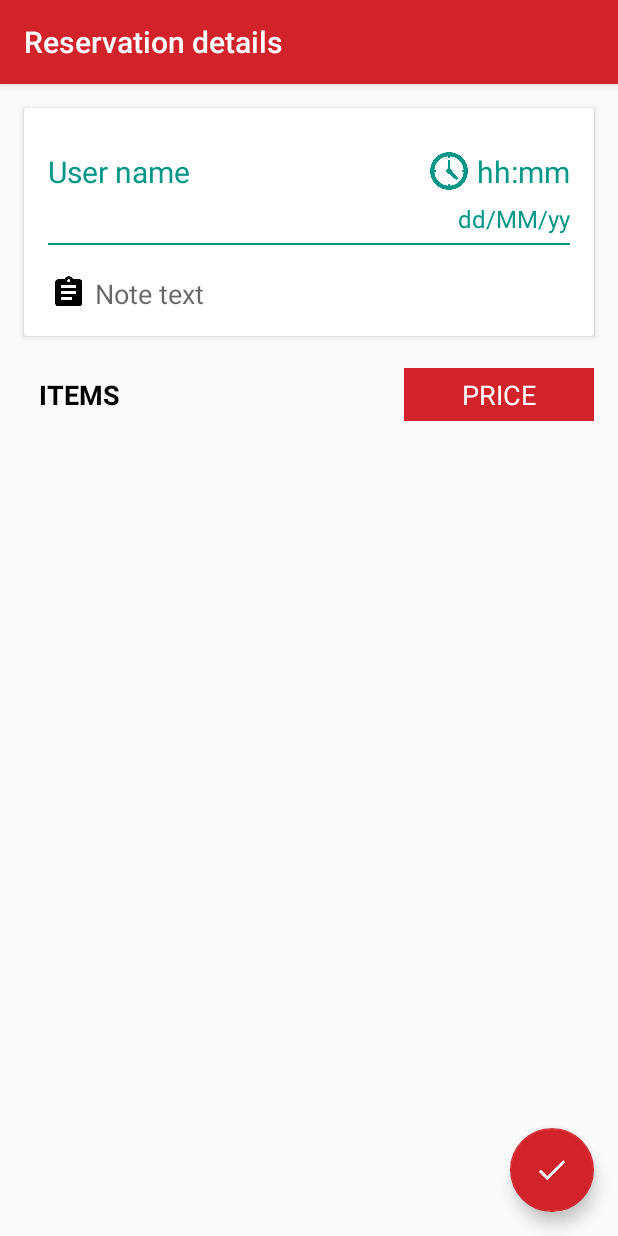
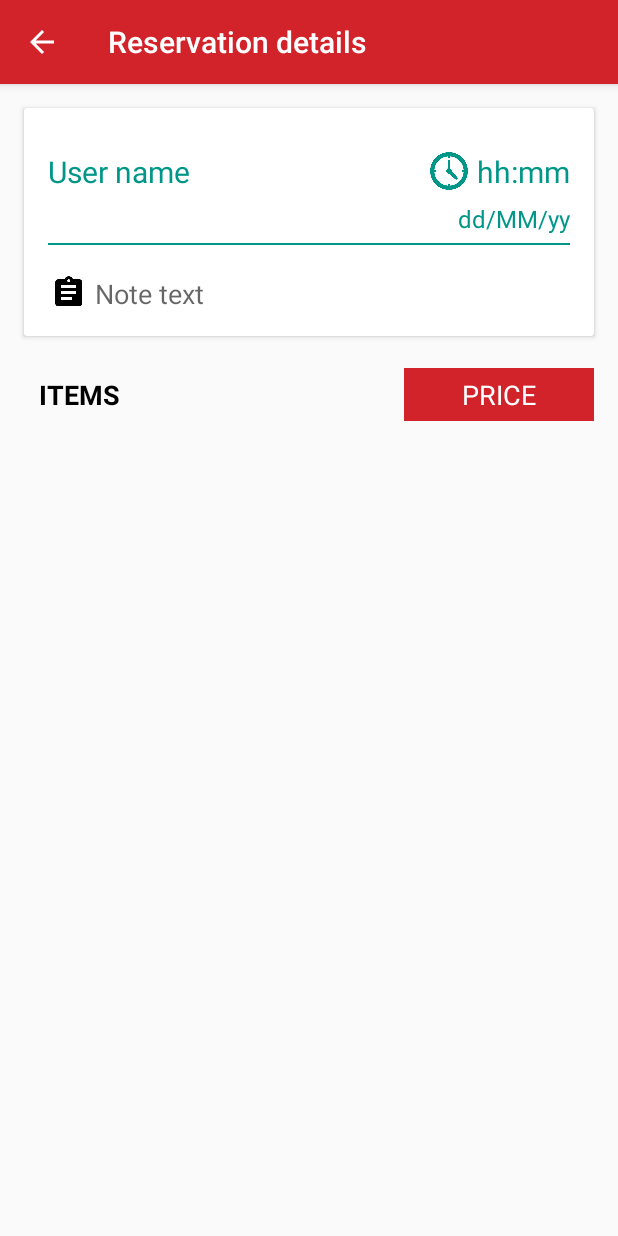
Before and after one commit to Ricoblack/Lab4, an Android app: the ViewBookingActivity screen opened directly, with no data from a screen before it, on a phone screen of 412 x 824 dp. Run offline under Robolectric (Android 15) with nearby library versions, the phone set to English and light mode, and no system bars; our stand-ins replace Firebase (no records; nobody signed in at launch, a user with empty details on screens opened directly); 10 statements that could not run were skipped.

Commit message:
- push michele

```diff
--- a/app/src/main/AndroidManifest.xml
+++ b/app/src/main/AndroidManifest.xml
@@ -139,7 +139,7 @@
             android:label="@string/title_activity_edit_dish"
             android:parentActivityName=".activities.DailyMenuActivity"
             android:theme="@style/AppTheme.NoActionBar"
-            android:windowSoftInputMode="adjustPan">
+            android:windowSoftInputMode="stateHidden" >
             <meta-data
                 android:name="android.support.PARENT_ACTIVITY"
                 android:value=".activities.DailyMenuActivity" />
--- a/app/src/main/java/it/polito/mad/insane/lab4/activities/MakeReservationActivity.java
+++ b/app/src/main/java/it/polito/mad/insane/lab4/activities/MakeReservationActivity.java
@@ -68,8 +68,6 @@ public class MakeReservationActivity extends AppCompatActivity {
     private static double totalPrice = 0;
     private static double totalDiscount;
     private static int totalDishesQty;
-
-    // TODO X FEDE: mettere la listview dei piatti fissa e la pagina scrollabile in modo che scrolli l'activity e non la listview (Michele)
 
     @Override
     protected void onCreate(Bundle savedInstanceState) {
--- a/app/src/main/java/it/polito/mad/insane/lab4/activities/MyReviewsRestaurantActivity.java
+++ b/app/src/main/java/it/polito/mad/insane/lab4/activities/MyReviewsRestaurantActivity.java
@@ -71,6 +71,7 @@ public class MyReviewsRestaurantActivity extends AppCompatActivity implements Na
         setContentView(R.layout.my_reviews_restaurant_activity);
         Toolbar toolbar = (Toolbar) findViewById(R.id.toolbar);
         setSupportActionBar(toolbar);
+        setTitle(R.string.action_myReviews_restaurant);
 
         // check login
         if(rid == null)
--- a/app/src/main/java/it/polito/mad/insane/lab4/activities/NotificationsActivity.java
+++ b/app/src/main/java/it/polito/mad/insane/lab4/activities/NotificationsActivity.java
@@ -22,8 +22,8 @@ public class NotificationsActivity extends AppCompatActivity {
 
         Toolbar toolbar = (Toolbar) findViewById(R.id.toolbar);
         setSupportActionBar(toolbar);
-
         getSupportActionBar().setDisplayHomeAsUpEnabled(true);
+        setTitle(R.string.notifications);
 
         ListView lv = (ListView) findViewById(R.id.notification_list_view);
         if (lv != null){
@@ -36,8 +36,7 @@ public class NotificationsActivity extends AppCompatActivity {
                 }
             }
             else {
-                NotifyArrayAdapter adapter = new NotifyArrayAdapter(NotificationsActivity.this, R.layout.notify_listview_item,
-                        manager.getDailyOffersSimple());
+                NotifyArrayAdapter adapter = new NotifyArrayAdapter(NotificationsActivity.this, R.layout.notify_listview_item, manager.getDailyOffersSimple());
                 lv.setAdapter(adapter);
             }
         }
--- a/app/src/main/java/it/polito/mad/insane/lab4/activities/ViewBookingActivity.java
+++ b/app/src/main/java/it/polito/mad/insane/lab4/activities/ViewBookingActivity.java
@@ -38,16 +38,18 @@ public class ViewBookingActivity extends AppCompatActivity {
         setContentView(R.layout.view_booking_activity);
         Toolbar toolbar = (Toolbar) findViewById(R.id.toolbar);
         setSupportActionBar(toolbar);
+        getSupportActionBar().setDisplayHomeAsUpEnabled(true);
 
-        FloatingActionButton fab = (FloatingActionButton) findViewById(R.id.fab);
-        if (fab != null) {
-            fab.setOnClickListener(new View.OnClickListener() {
-                @Override
-                public void onClick(View view) {
-                    // TODO - per Federico/Michele - implementare evasione(cancellazione) booking (Renato)
-                }
-            });
-        }
+//        FloatingActionButton fab = (FloatingActionButton) findViewById(R.id.fab);
+//        if (fab != null) {
+//            fab.setOnClickListener(new View.OnClickListener() {
+//                @Override
+//                public void onClick(View view) {
+//                    //T-ODO - per Federico/Michele - implementare evasione(cancellazione) booking (Renato)
+//                }
+//            });
+//        }
+
 
         setTitle(getString(R.string.reservation_details));
 
--- a/app/src/main/java/it/polito/mad/insane/lab4/managers/NotificationDailyOfferService.java
+++ b/app/src/main/java/it/polito/mad/insane/lab4/managers/NotificationDailyOfferService.java
@@ -214,7 +214,7 @@ public class NotificationDailyOfferService extends Service {
             //child added
             NotificationCompat.Builder mBuilder =
                     (NotificationCompat.Builder) new NotificationCompat.Builder(myContext)
-                            .setSmallIcon(R.mipmap.icona_mad)  //TODO inventare icona notifica (carlo)
+                            .setSmallIcon(R.mipmap.icona_mad)
                             .setContentTitle(getResources().getText(R.string.new_offer))
                             .setContentText(offer.getDescription())
                             .setAutoCancel(true);
--- a/app/src/main/java/it/polito/mad/insane/lab4/managers/TinyDB.java
+++ b/app/src/main/java/it/polito/mad/insane/lab4/managers/TinyDB.java
@@ -49,7 +49,6 @@ public class TinyDB {
                 bitmapFromPath = BitmapFactory.decodeFile(path);
 
             } catch (Exception e) {
-                // TODO: handle exception
                 e.printStackTrace();
             }
 
--- a/app/src/main/res/layout/add_review_activity.xml
+++ b/app/src/main/res/layout/add_review_activity.xml
@@ -261,6 +261,7 @@
                         android:drawableLeft="@drawable/ic_mode_edit_black_24dp"
                         android:drawableStart="@drawable/ic_mode_edit_black_24dp"
                         android:drawablePadding="5dp"
+                        android:inputType="text"
                         android:textSize="16sp"
                         android:hint="@string/add_review_title"
                         />
--- a/app/src/main/res/layout/booking_cardview.xml
+++ b/app/src/main/res/layout/booking_cardview.xml
@@ -30,7 +30,7 @@
                 android:layout_width="wrap_content"
                 android:layout_height="wrap_content"
                 android:text="@string/user_name"
-                android:textSize="12sp"
+                android:textSize="15sp"
                 android:typeface="sans"
                 android:textStyle="bold"
                 android:textColor="@color/colorAccent"/>
--- a/app/src/main/res/layout/login_activity.xml
+++ b/app/src/main/res/layout/login_activity.xml
@@ -132,7 +132,7 @@
                         android:layout_width="match_parent"
                         android:layout_height="wrap_content"
                         android:layout_marginTop="16dp"
-                        android:text="@string/action_sign_in"
+                        android:text="@string/action_sign_in_short"
                         android:textStyle="bold" />
 
                 </LinearLayout>
--- a/app/src/main/res/layout/view_booking_activity.xml
+++ b/app/src/main/res/layout/view_booking_activity.xml
@@ -183,16 +183,16 @@
 
     </LinearLayout>
 
-    <android.support.design.widget.FloatingActionButton
-        android:id="@+id/fab"
-        android:layout_width="wrap_content"
-        android:layout_height="wrap_content"
-        android:src="@drawable/ic_done_white_24dp"
-        app:layout_anchor="@id/main_layout_view_booking"
-        app:layout_anchorGravity="bottom|right"
-        app:backgroundTint="@color/colorPrimary"
-        android:layout_marginEnd="16dp"
-        android:layout_marginBottom="16dp"
-        android:layout_marginRight="16dp"/>
+    <!--<android.support.design.widget.FloatingActionButton-->
+        <!--android:id="@+id/fab"-->
+        <!--android:layout_width="wrap_content"-->
+        <!--android:layout_height="wrap_content"-->
+        <!--android:src="@drawable/ic_done_white_24dp"-->
+        <!--app:layout_anchor="@id/main_layout_view_booking"-->
+        <!--app:layout_anchorGravity="bottom|right"-->
+        <!--app:backgroundTint="@color/colorPrimary"-->
+        <!--android:layout_marginEnd="16dp"-->
+        <!--android:layout_marginBottom="16dp"-->
+        <!--android:layout_marginRight="16dp"/>-->
 
 </android.support.design.widget.CoordinatorLayout>
--- a/app/src/main/res/values/strings.xml
+++ b/app/src/main/res/values/strings.xml
@@ -297,4 +297,5 @@
     <string name="title_activity_notifications">NotificationsActivity</string>
     <string name="no_notifications_to_read">No notifications to read</string>
     <string name="general_info_offer">General info offer</string>
+    <string name="notifications">Notifications</string>
 </resources>
--- a/app/src/main/res/values/styles.xml
+++ b/app/src/main/res/values/styles.xml
@@ -6,6 +6,9 @@
         <item name="colorPrimary">@color/colorPrimary</item>
         <item name="colorPrimaryDark">@color/colorPrimaryDark</item>
         <item name="colorAccent">@color/colorAccent</item>
+        <!-- this makes sure the text selection bar is painted over not above the action bar -->
+        <item name="windowActionModeOverlay">true</item>
+        <item name="actionModeBackground">@color/colorPrimary</item>
     </style>
 
     <style name="AppTheme.NoActionBar">
```
Also changed, not shown: app/src/main/res/layout/notifications_activity.xml (+24 -8 lines), 1 other file.
